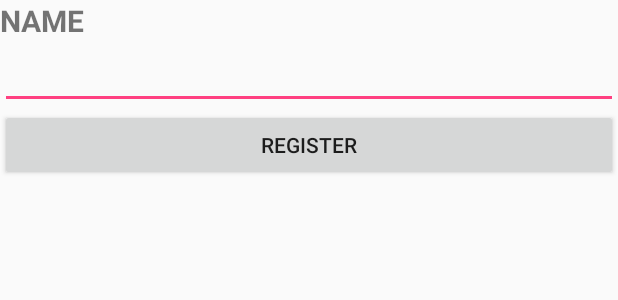
After one commit to ankush819/LavaMatra, an Android app: the layout activity_register_user.xml on its own in the app's theme, with its tools: preview values and no code run, on a phone screen of 412 x 824 dp. The commit adds this screen. Shown: the top 300 px of the screen. Run offline under Robolectric (Android 15) with nearby library versions, the phone set to English and light mode, and no system bars.

Commit message:
Dummy code to register user

```diff
--- a/app/src/main/AndroidManifest.xml
+++ b/app/src/main/AndroidManifest.xml
@@ -12,7 +12,6 @@
         android:supportsRtl="true"
         android:theme="@style/AppTheme">
 
-        <!-- Splash screen -->
         <activity
             android:name=".SplashScreen"
             android:label="@string/app_name"
@@ -23,11 +22,12 @@
             </intent-filter>
         </activity>
 
-        <!-- Main Activity -->
         <activity
             android:name=".MainActivity"
             android:label="@string/app_name">
         </activity>
+
+        <activity android:name=".RegisterUser"/>
     </application>
 
 </manifest>
--- a/app/src/main/java/org/iskcon/icc/lavamatra/util/Config.java
+++ b/app/src/main/java/org/iskcon/icc/lavamatra/util/Config.java
@@ -6,7 +6,7 @@ package org.iskcon.icc.lavamatra.util;
 
 public class Config {
 
-    public static final String GOOGLE_API_KEY = "";
+    public static final String GOOGLE_API_KEY = "AIzaSyASc6FTgJIwRgNs3jK-72bYHhP1x5OMAaM";
     public static final String YOUTUBE_USERNAME = "Andies450";
 
 }
--- /dev/null
+++ b/app/src/main/res/layout/activity_register_user.xml
@@ -0,0 +1,29 @@
+<?xml version="1.0" encoding="utf-8"?>
+<ScrollView xmlns:android="http://schemas.android.com/apk/res/android"
+    android:layout_width="match_parent" android:layout_height="match_parent"
+    android:fillViewport="true" >
+    <RelativeLayout
+        android:layout_width="match_parent"
+        android:layout_height="wrap_content">
+        <LinearLayout
+            android:orientation="vertical"
+            android:layout_width="match_parent"
+            android:layout_height="wrap_content">
+            <TextView
+                android:layout_width="match_parent"
+                android:layout_height="wrap_content"
+                android:textSize="20sp"
+                android:textStyle="bold"
+                android:text="NAME"/>
+            <EditText
+                android:id="@+id/fullName"
+                android:layout_width="match_parent"
+                android:layout_height="wrap_content" />
+            <Button
+                android:id="@+id/registerButton"
+                android:layout_width="match_parent"
+                android:layout_height="wrap_content"
+                android:text="REGISTER"/>
+        </LinearLayout>
+    </RelativeLayout>
+</ScrollView>
```
Also changed, not shown: app/src/main/java/org/iskcon/icc/lavamatra/RegisterUser.java (added, +57 -0 lines), app/src/main/java/org/iskcon/icc/lavamatra/SplashScreen.java (+19 -5 lines).
